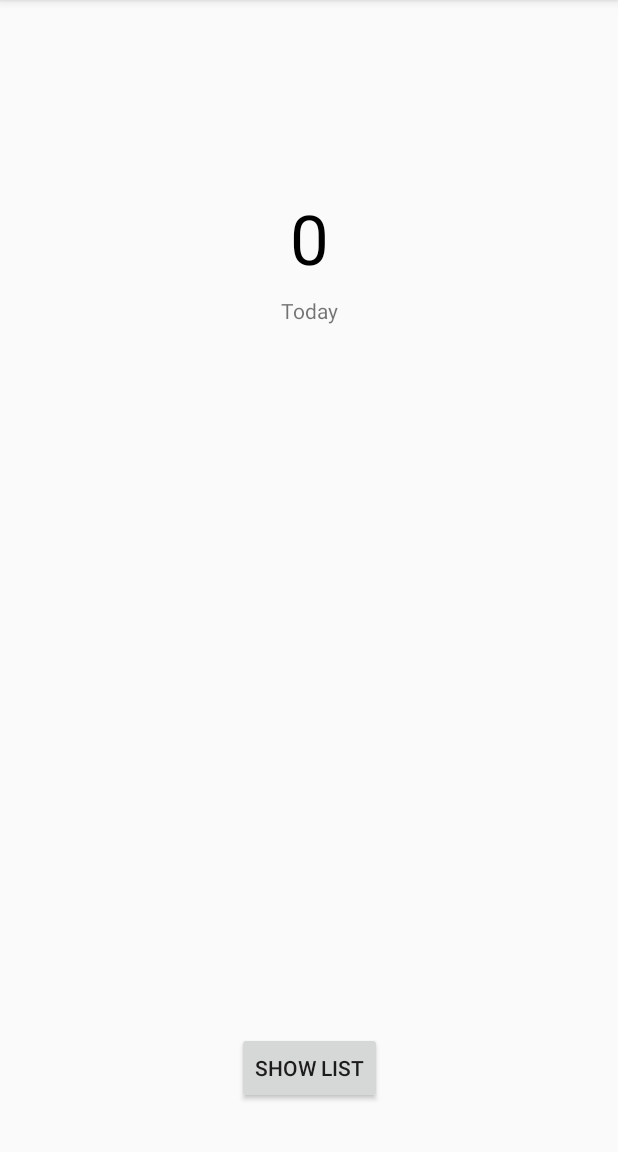
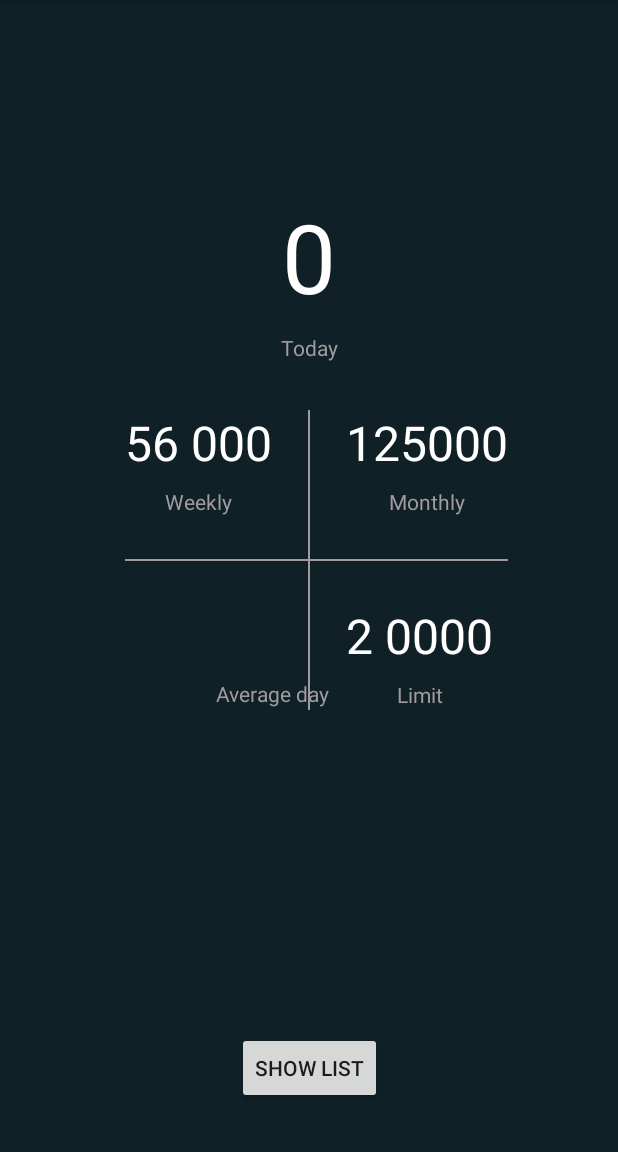
Before and after one commit to abduroid/KKal_Calculator, an Android app: the screen it shows after launch (MainActivity), on a phone screen of 412 x 824 dp, the part 84-1236 px from its top. Run offline under Robolectric (Android 15) with nearby library versions, the phone set to English and light mode, and no system bars; our stand-ins replace Room's generated code.

Commit message:
Dashboard screen changes

```diff
--- a/app/src/main/java/uz/digitalgeneration/kkalcalculator/ui/DashboardFragment.kt
+++ b/app/src/main/java/uz/digitalgeneration/kkalcalculator/ui/DashboardFragment.kt
@@ -36,7 +36,7 @@ class DashboardFragment : Fragment(R.layout.fragment_dashboard) {
             today_calories_text.text = viewModel.calculateCaloriesOfList(it).toString()
         })
 
-//        today_calories_text.text = viewModel.calculateCaloriesOfDay(today).toString()
+
 
         today_calories_text.setOnClickListener {
             findNavController().navigate(R.id.action_dashboardFragment_to_listMealsFragment)
--- a/app/src/main/java/uz/digitalgeneration/kkalcalculator/util/DateWork.kt
+++ b/app/src/main/java/uz/digitalgeneration/kkalcalculator/util/DateWork.kt
@@ -26,6 +26,10 @@ class DateWork {
         return startDate to endDate
     }
 
+//    fun getStartAndEndOfWeek(selectedDate: Date): Pair<Date, Date> {
+//
+//    }
+
     fun seperateIntegersToDate(year: Int, month: Int, dayOfMonth: Int): Date {
 
         val textDay = "${dayOfMonth}-${month + 1}-${year} 00:00:00"
--- a/app/src/main/res/layout/fragment_dashboard.xml
+++ b/app/src/main/res/layout/fragment_dashboard.xml
@@ -4,15 +4,16 @@
     xmlns:app="http://schemas.android.com/apk/res-auto"
     xmlns:tools="http://schemas.android.com/tools"
     android:layout_width="match_parent"
-    android:layout_height="match_parent">
+    android:layout_height="match_parent"
+    android:background="@color/colorPrimary">
 
     <TextView
         android:id="@+id/today_calories_text"
         android:layout_width="wrap_content"
         android:layout_height="wrap_content"
         android:layout_marginTop="128dp"
-        android:textColor="@android:color/black"
-        android:textSize="46sp"
+        android:textColor="@android:color/white"
+        android:textSize="64sp"
         app:layout_constraintEnd_toEndOf="parent"
         app:layout_constraintStart_toStartOf="parent"
         app:layout_constraintTop_toTopOf="parent"
@@ -24,6 +25,7 @@
         android:layout_height="wrap_content"
         android:layout_marginTop="8dp"
         android:text="Today"
+        android:textColor="@color/colorAccentDark"
         app:layout_constraintEnd_toEndOf="@+id/today_calories_text"
         app:layout_constraintStart_toStartOf="@+id/today_calories_text"
         app:layout_constraintTop_toBottomOf="@+id/today_calories_text" />
@@ -37,4 +39,114 @@
         app:layout_constraintBottom_toBottomOf="parent"
         app:layout_constraintEnd_toEndOf="parent"
         app:layout_constraintStart_toStartOf="parent" />
+
+    <TextView
+        android:id="@+id/weekly_calories_text"
+        android:layout_width="wrap_content"
+        android:layout_height="wrap_content"
+        android:layout_marginTop="32dp"
+        android:layout_marginEnd="24dp"
+        android:text="56 000"
+        android:textColor="@android:color/white"
+        android:textSize="32sp"
+        app:layout_constraintEnd_toStartOf="@+id/vertical_divider"
+        app:layout_constraintTop_toBottomOf="@+id/today_disclaimer" />
+
+    <TextView
+        android:id="@+id/textView2"
+        android:layout_width="wrap_content"
+        android:layout_height="wrap_content"
+        android:layout_marginTop="8dp"
+        android:text="Weekly"
+        android:textColor="@color/colorAccentDark"
+        app:layout_constraintEnd_toEndOf="@+id/weekly_calories_text"
+        app:layout_constraintStart_toStartOf="@+id/weekly_calories_text"
+        app:layout_constraintTop_toBottomOf="@+id/weekly_calories_text" />
+
+    <TextView
+        android:id="@+id/monthly_calories_text"
+        android:layout_width="wrap_content"
+        android:layout_height="wrap_content"
+        android:layout_marginStart="24dp"
+        android:text="125000"
+        android:textColor="@android:color/white"
+        android:textSize="32sp"
+        app:layout_constraintBaseline_toBaselineOf="@+id/weekly_calories_text"
+        app:layout_constraintStart_toEndOf="@+id/vertical_divider" />
+
+    <View
+        android:id="@+id/vertical_divider"
+        android:layout_width="1dp"
+        android:layout_height="200dp"
+        android:foreground="@color/colorAccentDark"
+        app:layout_constraintEnd_toEndOf="parent"
+        app:layout_constraintStart_toStartOf="parent"
+        app:layout_constraintTop_toTopOf="@+id/weekly_calories_text" />
+
+    <View
+        android:id="@+id/horizontal_divider"
+        android:layout_width="0dp"
+        android:layout_height="1dp"
+        android:foreground="@color/colorAccentDark"
+        app:layout_constraintBottom_toBottomOf="@id/vertical_divider"
+        app:layout_constraintEnd_toEndOf="@+id/monthly_calories_text"
+        app:layout_constraintStart_toStartOf="@+id/weekly_calories_text"
+        app:layout_constraintTop_toTopOf="@id/vertical_divider" />
+
+    <TextView
+        android:id="@+id/disclaimer_monthly"
+        android:layout_width="wrap_content"
+        android:layout_height="wrap_content"
+        android:layout_marginTop="8dp"
+        android:text="Monthly"
+        android:textColor="@color/colorAccentDark"
+        app:layout_constraintEnd_toEndOf="@+id/monthly_calories_text"
+        app:layout_constraintStart_toStartOf="@+id/monthly_calories_text"
+        app:layout_constraintTop_toBottomOf="@+id/monthly_calories_text" />
+
+    <TextView
+        android:id="@+id/average_day_text"
+        android:layout_width="wrap_content"
+        android:layout_height="wrap_content"
+        android:layout_marginEnd="24dp"
+        tools:text="56 000"
+        android:textColor="@android:color/white"
+        android:textSize="32sp"
+        app:layout_constraintBottom_toBottomOf="@+id/vertical_divider"
+        app:layout_constraintEnd_toStartOf="@+id/vertical_divider"
+        app:layout_constraintTop_toTopOf="@+id/horizontal_divider" />
+
+    <TextView
+        android:id="@+id/disclaimer_averag_day"
+        android:layout_width="wrap_content"
+        android:layout_height="wrap_content"
+        android:layout_marginTop="8dp"
+        android:text="Average day"
+        android:textColor="@color/colorAccentDark"
+        app:layout_constraintEnd_toEndOf="@+id/average_day_text"
+        app:layout_constraintStart_toStartOf="@+id/average_day_text"
+        app:layout_constraintTop_toBottomOf="@+id/average_day_text" />
+
+    <TextView
+        android:id="@+id/limit_calories_text"
+        android:layout_width="wrap_content"
+        android:layout_height="wrap_content"
+        android:layout_marginStart="24dp"
+        android:text="2 0000"
+        android:textColor="@android:color/white"
+        android:textSize="32sp"
+        app:layout_constraintBottom_toBottomOf="@+id/vertical_divider"
+        app:layout_constraintStart_toEndOf="@+id/vertical_divider"
+        app:layout_constraintTop_toBottomOf="@+id/horizontal_divider" />
+
+    <TextView
+        android:id="@+id/disclaimer_limit"
+        android:layout_width="wrap_content"
+        android:layout_height="wrap_content"
+        android:layout_marginTop="8dp"
+        android:text="Limit"
+        android:textColor="@color/colorAccentDark"
+        app:layout_constraintEnd_toEndOf="@+id/limit_calories_text"
+        app:layout_constraintStart_toStartOf="@+id/limit_calories_text"
+        app:layout_constraintTop_toBottomOf="@+id/limit_calories_text" />
 </androidx.constraintlayout.widget.ConstraintLayout>
```
